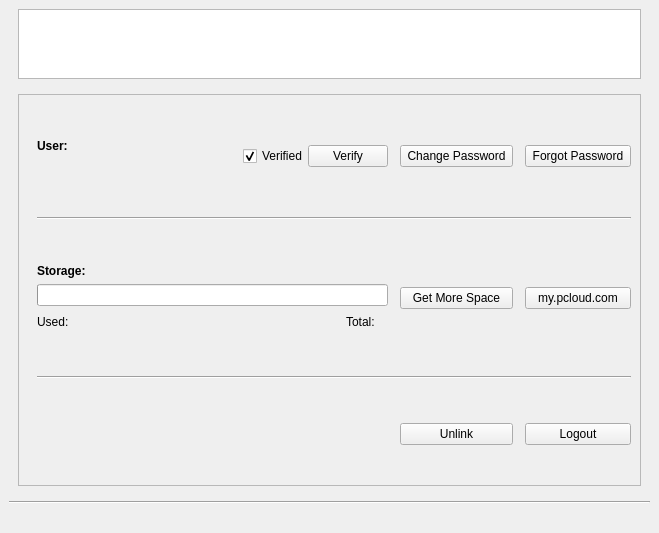
First picture: the form in pcloudwindow.ui, repository pcloudcom/psyncgui, before the edit.
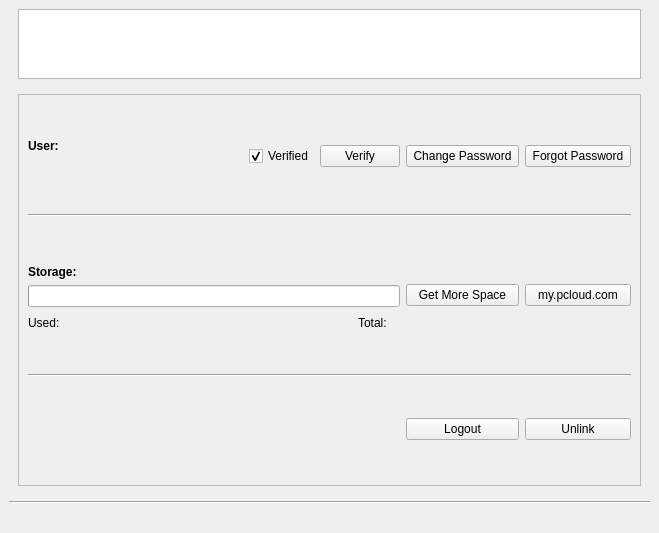
Second picture: the form after the edit. The open tabs and pages were chosen to show the change. Icons and pictures are not drawn.

Commit message: make account help and about with the same size

```diff
--- a/pcloudwindow.ui
+++ b/pcloudwindow.ui
@@ -14,7 +14,7 @@
    <string>MainWindow</string>
   </property>
   <widget class="QWidget" name="centralwidget">
-   <layout class="QVBoxLayout" name="verticalLayout_22">
+   <layout class="QVBoxLayout" name="verticalLayout_30">
     <item>
      <layout class="QVBoxLayout" name="verticalLayout" stretch="0">
       <property name="spacing">
@@ -39,6 +39,12 @@
     </item>
     <item>
      <widget class="QStackedWidget" name="pagesWidget">
+      <property name="minimumSize">
+       <size>
+        <width>0</width>
+        <height>300</height>
+       </size>
+      </property>
       <property name="maximumSize">
        <size>
         <width>16777215</width>
@@ -58,39 +64,38 @@
          <height>16777215</height>
         </size>
        </property>
-       <layout class="QHBoxLayout" name="horizontalLayout_8">
+       <layout class="QVBoxLayout" name="verticalLayout_22">
         <item>
          <widget class="QFrame" name="frame_accnt">
+          <property name="minimumSize">
+           <size>
+            <width>0</width>
+            <height>300</height>
+           </size>
+          </property>
           <property name="frameShape">
            <enum>QFrame::StyledPanel</enum>
           </property>
           <property name="frameShadow">
            <enum>QFrame::Raised</enum>
           </property>
-          <layout class="QGridLayout" name="gridLayout">
-           <property name="leftMargin">
-            <number>18</number>
-           </property>
-           <property name="topMargin">
-            <number>18</number>
-           </property>
-           <property name="verticalSpacing">
-            <number>18</number>
-           </property>
-           <item row="2" column="2">
-            <widget class="QPushButton" name="btnGetMoreSpace">
-             <property name="text">
-              <string>Get More Space</string>
-             </property>
-            </widget>
-           </item>
-           <item row="3" column="0" colspan="5">
+          <layout class="QHBoxLayout" name="horizontalLayout_8">
+           <item>
+            <layout class="QGridLayout" name="gridLayout" rowstretch="10,0,10,0,10">
+             <item row="3" column="0" colspan="3">
             <widget class="Line" name="line_5">
              <property name="orientation">
               <enum>Qt::Horizontal</enum>
              </property>
             </widget>
            </item>
+             <item row="1" column="0" colspan="3">
+              <widget class="Line" name="line">
+               <property name="orientation">
+                <enum>Qt::Horizontal</enum>
+               </property>
+              </widget>
+             </item>
            <item row="0" column="0">
             <layout class="QHBoxLayout" name="horizontalLayout">
              <item>
@@ -155,11 +160,35 @@
              </item>
             </layout>
            </item>
+             <item row="2" column="2">
+              <widget class="QPushButton" name="btnMyPcloud">
+               <property name="text">
+                <string>my.pcloud.com</string>
+               </property>
+              </widget>
+             </item>
+             <item row="0" column="1">
+              <widget class="QPushButton" name="btnChangePass">
+               <property name="text">
+                <string> Change Password </string>
+               </property>
+              </widget>
+             </item>
+             <item row="0" column="2">
+              <widget class="QPushButton" name="btnForgotpass">
+               <property name="text">
+                <string> Forgot Password </string>
+               </property>
+              </widget>
+             </item>
            <item row="2" column="0">
             <layout class="QVBoxLayout" name="verticalLayout_6">
              <property name="spacing">
               <number>6</number>
              </property>
+               <property name="topMargin">
+                <number>7</number>
+               </property>
              <item>
               <widget class="QLabel" name="label_plan">
                <property name="text">
@@ -169,6 +198,9 @@
              </item>
              <item>
               <widget class="QProgressBar" name="progressBar_storage">
+                 <property name="alignment">
+                  <set>Qt::AlignBottom|Qt::AlignLeading|Qt::AlignLeft</set>
+                 </property>
                <property name="textVisible">
                 <bool>false</bool>
                </property>
@@ -240,40 +272,21 @@
              </property>
             </widget>
            </item>
-           <item row="0" column="4">
-            <widget class="QPushButton" name="btnForgotpass">
-             <property name="text">
-              <string> Forgot Password </string>
-             </property>
-            </widget>
-           </item>
-           <item row="4" column="4">
+             <item row="4" column="1">
             <widget class="QPushButton" name="btnLgout">
              <property name="text">
               <string>Logout</string>
              </property>
             </widget>
            </item>
-           <item row="1" column="0" colspan="5">
-            <widget class="Line" name="line">
-             <property name="orientation">
-              <enum>Qt::Horizontal</enum>
-             </property>
-            </widget>
-           </item>
-           <item row="2" column="4">
-            <widget class="QPushButton" name="btnMyPcloud">
+             <item row="2" column="1">
+              <widget class="QPushButton" name="btnGetMoreSpace">
              <property name="text">
-              <string>my.pcloud.com</string>
+                <string>Get More Space</string>
              </property>
             </widget>
            </item>
-           <item row="0" column="2">
-            <widget class="QPushButton" name="btnChangePass">
-             <property name="text">
-              <string> Change Password </string>
-             </property>
-            </widget>
+            </layout>
            </item>
           </layout>
          </widget>
```
Left out of the diff: 24 changed lines with no effect on the pictures. Lines whose indentation alone changed are shown as unchanged. The commit also changes 2 other files.
